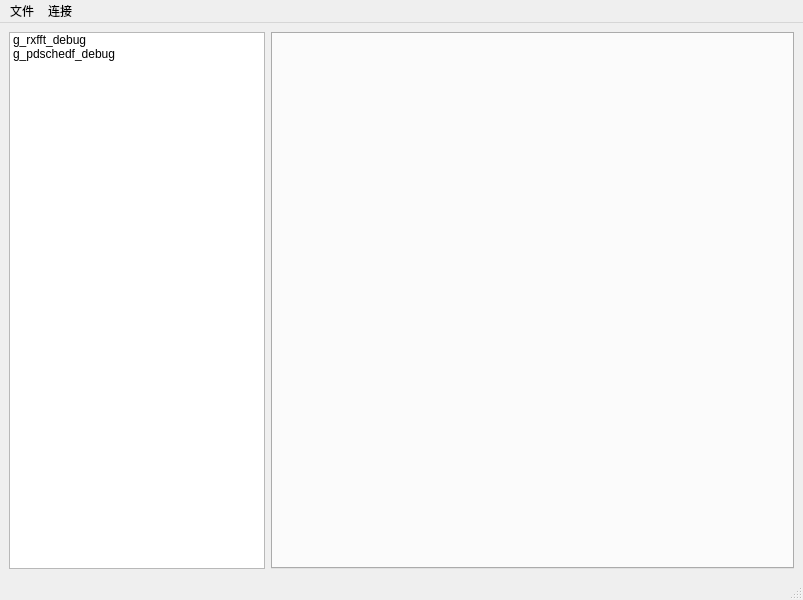
newel/dsp, file main_window.ui: the form before one commit.
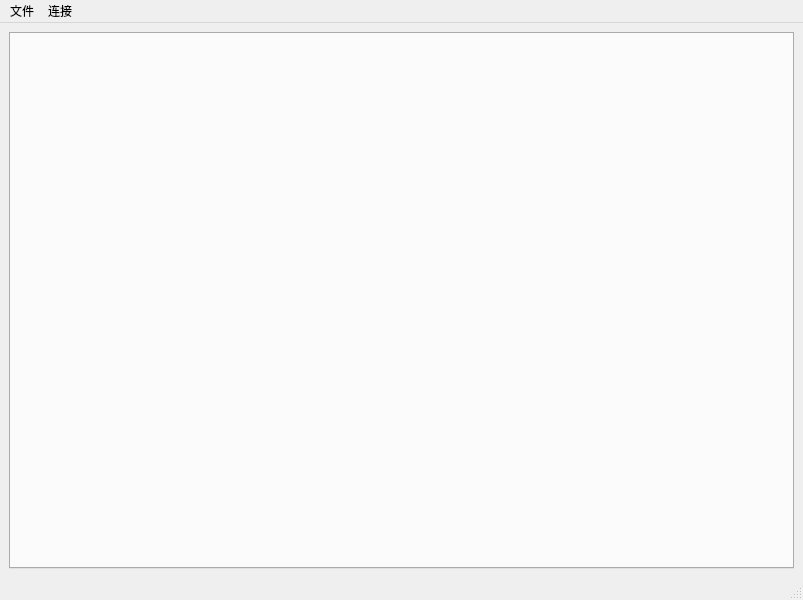
The form after the commit.

```diff
--- a/main_window.ui
+++ b/main_window.ui
@@ -15,32 +15,8 @@
   </property>
   <widget class="QWidget" name="centralwidget">
    <layout class="QGridLayout" name="gridLayout">
-    <item row="0" column="0" alignment="Qt::AlignLeft">
-     <widget class="QListWidget" name="listWidget">
-      <property name="minimumSize">
-       <size>
-        <width>256</width>
-        <height>0</height>
-       </size>
-      </property>
-      <item>
-       <property name="text">
-        <string>g_rxfft_debug</string>
-       </property>
-      </item>
-      <item>
-       <property name="text">
-        <string>g_pdschedf_debug</string>
-       </property>
-      </item>
-     </widget>
-    </item>
-    <item row="0" column="1">
-     <widget class="QTabWidget" name="tab_widget">
-      <property name="currentIndex">
-       <number>-1</number>
-      </property>
-     </widget>
+    <item row="0" column="0">
+     <widget class="QTabWidget" name="tabWidget"/>
     </item>
    </layout>
   </widget>
```
